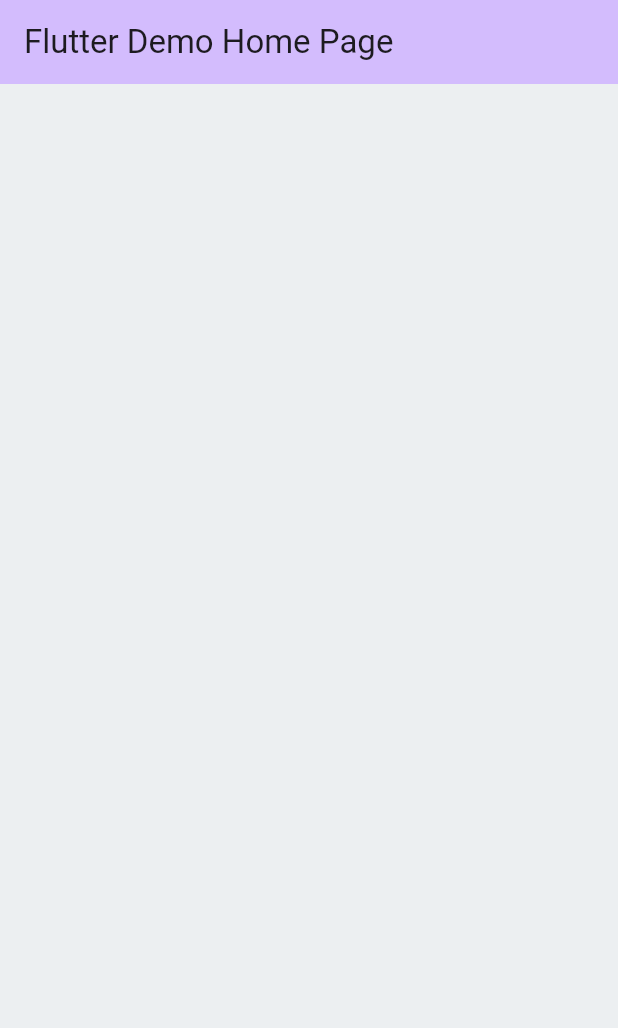
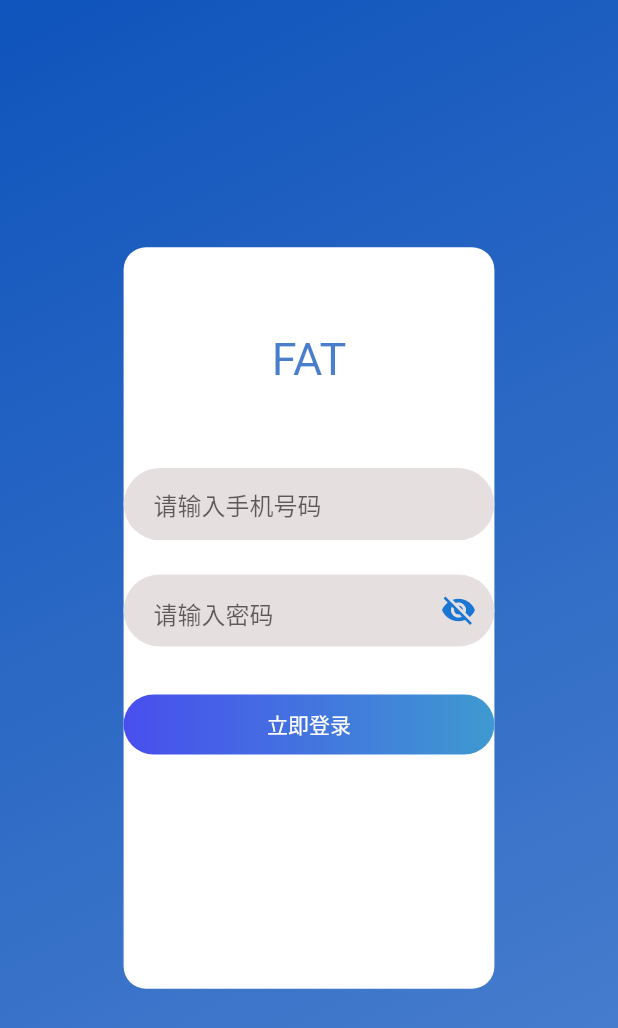
Before and after one commit to guchengxi1994/flutter_admin_template, a Flutter app: the screen it shows after launch, on a phone screen of 412 x 824 dp. Shown: the top 1028 px of the screen. Run offline on Flutter 3.47's test engine with Material 2 defaults, Android fonts, the phone set to English and light mode, and no system bars; our stand-ins replace loading_indicator, shared_preferences; missing offline and left inert: collapsible_sidebar.

Commit message:
[frontend] login screen (WIP)

```diff
--- /dev/null
+++ b/flutter_admin_template_frontend/lib/common/future_builder.dart
@@ -0,0 +1,40 @@
+/// copied from taichi_admin
+import 'package:flutter/material.dart';
+import 'package:loading_indicator/loading_indicator.dart';
+
+class FutureLoaderWidget extends StatelessWidget {
+  const FutureLoaderWidget(
+      {Key? key, required this.builder, required this.loadWidgetFuture})
+      : super(key: key);
+
+  final Future loadWidgetFuture;
+  final WidgetBuilder builder;
+
+  @override
+  Widget build(BuildContext context) {
+    return FutureBuilder(
+        future: loadWidgetFuture,
+        builder: (context, snapshot) {
+          if (snapshot.connectionState == ConnectionState.done) {
+            if (snapshot.hasError) {
+              // debugPrint("[debug error]:${snapshot.error}");
+              return const Center(
+                child: Text("error"),
+              );
+            }
+            return builder.call(context);
+          } else {
+            return const Material(
+              color: Colors.white,
+              child: Center(
+                child: SizedBox(
+                  width: 40,
+                  height: 40,
+                  child: LoadingIndicator(indicatorType: Indicator.lineScale),
+                ),
+              ),
+            );
+          }
+        });
+  }
+}
--- /dev/null
+++ b/flutter_admin_template_frontend/lib/common/local_storage.dart
@@ -0,0 +1,28 @@
+import 'package:shared_preferences/shared_preferences.dart';
+
+/// `Fat` for `flutter admin template`
+class FatLocalStorage {
+  static final _instance = FatLocalStorage._init();
+
+  factory FatLocalStorage() => _instance;
+
+  static SharedPreferences? _storage;
+
+  FatLocalStorage._init() {
+    _initStorage();
+  }
+
+  _initStorage() async {
+    _storage ??= await SharedPreferences.getInstance();
+  }
+
+  Future<String> getToken() async {
+    await _initStorage();
+    return _storage!.getString("token") ?? "";
+  }
+
+  Future<void> setToken(String token) async {
+    await _initStorage();
+    _storage!.setString("token", token);
+  }
+}
--- /dev/null
+++ b/flutter_admin_template_frontend/lib/common/platform_utils.dart
@@ -0,0 +1,52 @@
+import 'dart:io';
+
+import 'package:flutter/foundation.dart';
+
+/// [PlatformUtils] 区分当前平台的工具类
+class PlatformUtils {
+  static bool _isWeb() {
+    return kIsWeb == true;
+  }
+
+  static bool get isWeb => _isWeb();
+
+  static bool _isAndroid() {
+    return _isWeb() ? false : Platform.isAndroid;
+  }
+
+  static bool get isAndroid => _isAndroid();
+
+  static bool _isIOS() {
+    return _isWeb() ? false : Platform.isIOS;
+  }
+
+  static bool get isIOS => _isIOS();
+
+  static bool _isMacOS() {
+    return _isWeb() ? false : Platform.isMacOS;
+  }
+
+  static bool get isMacOS => _isMacOS();
+
+  static bool _isWindows() {
+    return _isWeb() ? false : Platform.isWindows;
+  }
+
+  static bool get isWindows => _isWindows();
+
+  static bool _isFuchsia() {
+    return _isWeb() ? false : Platform.isFuchsia;
+  }
+
+  static bool get isFuchsia => _isFuchsia();
+
+  static bool _isLinux() {
+    return _isWeb() ? false : Platform.isLinux;
+  }
+
+  static bool get isLinux => _isLinux();
+
+  static bool get isDesktop => isLinux || isMacOS || isWindows;
+
+  static bool get isMobile => isAndroid || isIOS;
+}
--- /dev/null
+++ b/flutter_admin_template_frontend/lib/common/screen_utils.dart
@@ -0,0 +1,31 @@
+import 'dart:math';
+
+class DesignSize {
+  static const double designWidth = 1280;
+  static const double designHeight = 720;
+}
+
+extension Fitness on num {
+  double w(double width, {bool fixMinSize = false}) {
+    if (fixMinSize) {
+      if (this > width / DesignSize.designWidth * this) {
+        return this * 1.0;
+      }
+    }
+
+    return width / DesignSize.designWidth * this;
+  }
+
+  double h(double height, {bool fixMinSize = false}) {
+    if (fixMinSize) {
+      if (height / DesignSize.designHeight < this) {
+        return this * 1.0;
+      }
+    }
+    return height / DesignSize.designHeight * this;
+  }
+
+  double size(double height, double width) {
+    return min(w(width), h(height));
+  }
+}
--- /dev/null
+++ b/flutter_admin_template_frontend/lib/login/components/components.dart
@@ -0,0 +1 @@
+export './login_form.dart';
--- /dev/null
+++ b/flutter_admin_template_frontend/lib/login/components/login_form.dart
@@ -0,0 +1,200 @@
+import 'package:flutter/material.dart';
+import 'package:flutter_admin_template_frontend/common/screen_utils.dart';
+import 'package:flutter_admin_template_frontend/styles/app_style.dart';
+import 'package:provider/provider.dart';
+
+import '../login_controller.dart';
+import 'logo.dart';
+
+class LoginForm extends StatefulWidget {
+  const LoginForm({super.key});
+
+  @override
+  State<LoginForm> createState() => _LoginFormState();
+}
+
+class _LoginFormState extends State<LoginForm> {
+  bool isPasswordEmpty = false;
+  bool isUsernameEmpty = false;
+
+  final TextEditingController usernameController = TextEditingController();
+  final TextEditingController passwardController = TextEditingController();
+
+  @override
+  Widget build(BuildContext context) {
+    bool passwordVisible = context.watch<LoginController>().passwordVisible;
+
+    return Column(
+      mainAxisAlignment: MainAxisAlignment.start,
+      crossAxisAlignment: CrossAxisAlignment.center,
+      children: [
+        SizedBox(
+          height: 50.h(MediaQuery.of(context).size.height),
+        ),
+        const LogoWidget(),
+        SizedBox(
+          height: 35.h(MediaQuery.of(context).size.height),
+        ),
+        Container(
+          decoration: BoxDecoration(
+            color: AppStyle.loginLightgrey1,
+            borderRadius: const BorderRadius.all(Radius.circular(122)),
+            // border: Border.all(
+            //     color: const Color.fromARGB(255, 212, 203, 203),
+            //     width: 0.5),
+          ),
+          // width: AppStyle.loginFormWidth,
+          // height: AppStyle.loginFormHeight,
+          child: Row(
+            children: [
+              // const Padding(
+              //   padding: EdgeInsets.only(left: 10, right: 10),
+              //   child: Icon(Icons.phone_iphone),
+              // ),
+              const SizedBox(
+                width: 20,
+              ),
+              Expanded(
+                  child: TextField(
+                onChanged: (value) {
+                  if (isUsernameEmpty) {
+                    setState(() {
+                      isUsernameEmpty = false;
+                    });
+                  }
+                },
+                style: const TextStyle(fontSize: 16),
+                controller: usernameController,
+                maxLength: 11,
+                decoration: const InputDecoration(
+                  hintText: "请输入手机号码",
+                  border: InputBorder.none,
+                  counterText: "",
+                ),
+              ))
+            ],
+          ),
+        ),
+        Visibility(
+            visible: isUsernameEmpty,
+            child: Container(
+              // width: AppStyle.loginFormWidth,
+              child: const Align(
+                alignment: Alignment.centerRight,
+                child: Text(
+                  "用户名为空",
+                  style: TextStyle(color: Colors.red),
+                ),
+              ),
+            )),
+        SizedBox(
+          height: 20.h(MediaQuery.of(context).size.height),
+        ),
+        Container(
+          // width: AppStyle.loginFormWidth,
+          decoration: BoxDecoration(
+            color: AppStyle.loginLightgrey1,
+            borderRadius: const BorderRadius.all(Radius.circular(122)),
+            // border: Border.all(
+            //     color: const Color.fromARGB(255, 212, 203, 203),
+            //     width: 0.5),
+          ),
+          child: Row(
+            children: [
+              // const Padding(
+              //   padding: EdgeInsets.only(left: 10, right: 10),
+              //   child: Icon(Icons.password),
+              // ),
+              const SizedBox(
+                width: 20,
+              ),
+              Expanded(
+                child: TextField(
+                    onSubmitted: (value) async {},
+                    onChanged: (value) {
+                      if (isPasswordEmpty) {
+                        setState(() {
+                          isPasswordEmpty = false;
+                        });
+                      }
+                    },
+                    obscuringCharacter: "*",
+                    style: const TextStyle(fontSize: 16),
+                    controller: passwardController,
+                    obscureText: passwordVisible,
+                    decoration: InputDecoration(
+                      contentPadding: const EdgeInsets.only(top: 14),
+                      hintText: "请输入密码",
+                      border: InputBorder.none,
+                      suffixIcon: IconButton(
+                        icon: Icon(
+                          //根据passwordVisible状态显示不同的图标
+                          passwordVisible
+                              ? Icons.visibility_off
+                              : Icons.visibility,
+                          color: Theme.of(context).primaryColorDark,
+                        ),
+                        onPressed: () {
+                          //更新状态控制密码显示或隐藏
+                          context
+                              .read<LoginController>()
+                              .changePasswordStatus();
+                        },
+                      ),
+                    )),
+              )
+            ],
+          ),
+        ),
+        Visibility(
+            visible: isPasswordEmpty,
+            child: Container(
+              width: 300,
+              child: const Align(
+                alignment: Alignment.centerRight,
+                child: Text(
+                  "密码为空",
+                  style: TextStyle(color: Colors.red),
+                ),
+              ),
+            )),
+        SizedBox(
+          height: 28.h(MediaQuery.of(context).size.height),
+        ),
+        InkWell(
+          onTap: () async {},
+          child: Container(
+              decoration: const BoxDecoration(
+                borderRadius: BorderRadius.all(Radius.circular(122)),
+                // color: Color.fromARGB(255, 40, 40, 255),
+                gradient: LinearGradient(
+                  begin: Alignment.centerLeft,
+                  end: Alignment.centerRight,
+                  colors: [
+                    Color.fromARGB(255, 72, 78, 238),
+                    Color.fromARGB(255, 62, 154, 208),
+                  ],
+                ),
+              ),
+              // width: AppStyle.loginFormWidth,
+              height: 40,
+              child: Center(
+                child: context.watch<LoginController>().isLoading
+                    ? const SizedBox(
+                        width: 20,
+                        height: 20,
+                        child: CircularProgressIndicator(
+                          strokeWidth: 2.5,
+                          color: Colors.white,
+                        ),
+                      )
+                    : const Text(
+                        "立即登录",
+                        style: TextStyle(color: Colors.white),
+                      ),
+              )),
+        )
+      ],
+    );
+  }
+}
--- /dev/null
+++ b/flutter_admin_template_frontend/lib/login/components/logo.dart
@@ -0,0 +1,20 @@
+import 'package:flutter/material.dart';
+import 'package:flutter_admin_template_frontend/styles/app_style.dart';
+
+class LogoWidget extends StatelessWidget {
+  const LogoWidget({super.key});
+
+  @override
+  Widget build(BuildContext context) {
+    final width = MediaQuery.of(context).size.width;
+    return SizedBox(
+      height: AppStyle.loginLogoHeight,
+      child: Text(
+        width >= 900 ? "Flutter Admin Template" : "FAT",
+        style: TextStyle(
+            fontSize: AppStyle.loginLogoFontSize,
+            color: AppStyle.loginLogoColor),
+      ),
+    );
+  }
+}
--- /dev/null
+++ b/flutter_admin_template_frontend/lib/login/login_controller.dart
@@ -0,0 +1,16 @@
+import 'package:flutter/material.dart';
+
+class LoginController extends ChangeNotifier {
+  bool passwordVisible = true;
+  bool isLoading = false;
+
+  changePasswordStatus() {
+    passwordVisible = !passwordVisible;
+    notifyListeners();
+  }
+
+  changeLoadingStatus(bool b) {
+    isLoading = b;
+    notifyListeners();
+  }
+}
--- /dev/null
+++ b/flutter_admin_template_frontend/lib/login/login_screen.dart
@@ -0,0 +1,55 @@
+import 'package:flutter/material.dart';
+import 'package:flutter_admin_template_frontend/login/login_controller.dart';
+import 'package:flutter_admin_template_frontend/login/components/components.dart';
+import 'package:flutter_admin_template_frontend/styles/app_style.dart';
+import 'package:provider/provider.dart';
+
+class LoginScreen extends StatefulWidget {
+  const LoginScreen({super.key});
+
+  @override
+  State<LoginScreen> createState() => _LoginScreenState();
+}
+
+class _LoginScreenState extends State<LoginScreen> {
+  @override
+  Widget build(BuildContext context) {
+    final width = MediaQuery.of(context).size.width;
+
+    return ChangeNotifierProvider(
+      create: (_) => LoginController(),
+      builder: (context, child) {
+        return Scaffold(
+          body: Container(
+            decoration: BoxDecoration(
+                gradient: LinearGradient(
+                    begin: Alignment.topLeft,
+                    end: Alignment.bottomRight,
+                    colors: [
+                  AppStyle.loginBackgroundColor1,
+                  AppStyle.loginBackgroundColor2
+                ])),
+            child: Center(
+              child: Container(
+                width: 0.6 * MediaQuery.of(context).size.width,
+                height: 0.6 * MediaQuery.of(context).size.height,
+                decoration: const BoxDecoration(
+                    borderRadius: BorderRadius.all(Radius.circular(15)),
+                    color: Colors.white),
+                child: Row(
+                  children: [
+                    if (width > 900) const Expanded(flex: 1, child: SizedBox()),
+                    const Expanded(
+                      flex: 1,
+                      child: SizedBox(child: LoginForm()),
+                    ),
+                  ],
+                ),
+              ),
+            ),
+          ),
+        );
+      },
+    );
+  }
+}
--- a/flutter_admin_template_frontend/lib/main.dart
+++ b/flutter_admin_template_frontend/lib/main.dart
@@ -1,9 +1,7 @@
 import 'package:flutter/material.dart';
-import 'package:flutter_admin_template_frontend/extensions/widget_extension.dart';
+import 'package:flutter_admin_template_frontend/routers.dart';
 import 'package:provider/provider.dart';
 import 'controllers/global_controller.dart';
-
-import 'layout/layout.dart';
 
 void main() {
   runApp(const MyApp());
@@ -24,35 +22,10 @@ class MyApp extends StatelessWidget {
         return MaterialApp(
           debugShowCheckedModeBanner: false,
           title: 'Flutter Demo',
-          theme: ThemeData(
-            colorScheme: ColorScheme.fromSeed(seedColor: Colors.deepPurple),
-            useMaterial3: true,
-          ),
-          home: const MyHomePage(title: 'Flutter Demo Home Page'),
+          routes: FatRouters.routers,
+          initialRoute: FatRouters.loginScreen,
         );
       },
     );
   }
 }
-
-class MyHomePage extends StatefulWidget {
-  const MyHomePage({super.key, required this.title});
-
-  final String title;
-
-  @override
-  State<MyHomePage> createState() => _MyHomePageState();
-}
-
-class _MyHomePageState extends State<MyHomePage> {
-  @override
-  Widget build(BuildContext context) {
-    return Scaffold(
-      appBar: AppBar(
-        backgroundColor: Theme.of(context).colorScheme.inversePrimary,
-        title: Text(widget.title).wrapper("main/:/1", context),
-      ),
-      body: const Layout(),
-    );
-  }
-}
--- /dev/null
+++ b/flutter_admin_template_frontend/lib/routers.dart
@@ -0,0 +1,21 @@
+import 'package:flutter/material.dart';
+
+import 'common/future_builder.dart';
+import 'login/login_screen.dart' deferred as login;
+import 'layout/layout.dart' deferred as layout;
+
+class FatRouters {
+  static GlobalKey<NavigatorState> navigatorKey = GlobalKey();
+
+  static String mainScreen = "/main";
+  static String loginScreen = "/loginScreen";
+
+  static Map<String, WidgetBuilder> routers = {
+    mainScreen: (context) => FutureLoaderWidget(
+        builder: (context) => layout.Layout(),
+        loadWidgetFuture: layout.loadLibrary()),
+    loginScreen: (context) => FutureLoaderWidget(
+        builder: (context) => login.LoginScreen(),
+        loadWidgetFuture: login.loadLibrary())
+  };
+}
--- a/flutter_admin_template_frontend/lib/styles/app_style.dart
+++ b/flutter_admin_template_frontend/lib/styles/app_style.dart
@@ -1,9 +1,15 @@
 import 'package:flutter/material.dart';
+
+part './login.dart';
 
 class AppStyle {
   AppStyle._();
 
-  static const double sidebarWidth = 150;
-  static const double sidebarWidthCollapse = 50;
-  static const Color sidebarBackgroundColor = Colors.blueGrey;
+  static double get loginLogoHeight => _LoginScreenStyle.logoHeight;
+  static double get loginLogoFontSize => _LoginScreenStyle.logoFontSize;
+  static Color get loginLogoColor => _LoginScreenStyle.logoColor;
+  static Color get loginBackgroundColor1 => _LoginScreenStyle.backgroundColor1;
+  static Color get loginBackgroundColor2 => _LoginScreenStyle.backgroundColor2;
+  static Color get loginLightgrey1 => _LoginScreenStyle.lightGrey;
+  static Color get loginLightgrey2 => _LoginScreenStyle.lightGrey2;
 }
--- /dev/null
+++ b/flutter_admin_template_frontend/lib/styles/login.dart
@@ -0,0 +1,13 @@
+part of 'app_style.dart';
+
+class _LoginScreenStyle {
+  _LoginScreenStyle._();
+
+  static const double logoHeight = 50;
+  static const double logoFontSize = 30;
+  static const Color logoColor = Color.fromARGB(193, 15, 84, 188);
+  static const Color backgroundColor1 = Color.fromARGB(255, 15, 84, 188);
+  static const Color backgroundColor2 = Color.fromARGB(255, 78, 130, 207);
+  static Color lightGrey = const Color.fromARGB(255, 230, 223, 223);
+  static Color lightGrey2 = const Color.fromARGB(255, 242, 242, 242);
+}
```
Also changed, not shown: flutter_admin_template_frontend/pubspec.yaml (+8 -0 lines), flutter_admin_template_frontend/lib/apis.dart (added), flutter_admin_template_frontend/pubspec.lock, 1 other file.
